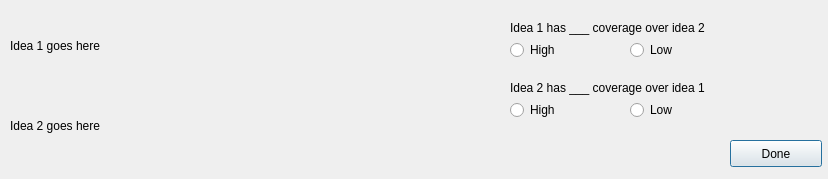
This is src/clusterer/coverage.ui in filkry/crowbrain as Qt 5 draws it before an edit. The edited form follows.
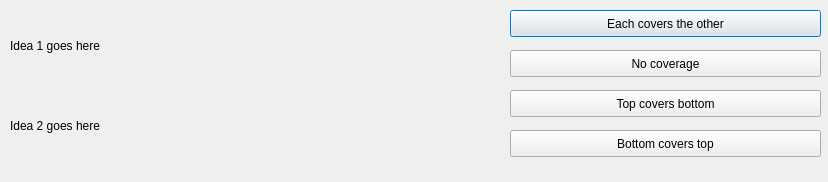
This is the edited form.

```diff
--- a/src/clusterer/coverage.ui
+++ b/src/clusterer/coverage.ui
@@ -7,7 +7,7 @@
     <x>0</x>
     <y>0</y>
     <width>828</width>
-    <height>179</height>
+    <height>182</height>
    </rect>
   </property>
   <property name="windowTitle">
@@ -39,108 +39,57 @@
     <string>Idea 2 goes here</string>
    </property>
   </widget>
-  <widget class="QLabel" name="label">
+  <widget class="QPushButton" name="btn_both_high">
    <property name="geometry">
     <rect>
      <x>510</x>
-     <y>20</y>
+     <y>10</y>
      <width>311</width>
-     <height>16</height>
+     <height>27</height>
     </rect>
    </property>
    <property name="text">
-    <string>Idea 1 has ___ coverage over idea 2</string>
+    <string>Each covers the other</string>
    </property>
   </widget>
-  <widget class="QRadioButton" name="btn_12_high">
+  <widget class="QPushButton" name="btn_both_low">
    <property name="geometry">
     <rect>
      <x>510</x>
-     <y>40</y>
-     <width>106</width>
-     <height>20</height>
-    </rect>
-   </property>
-   <property name="text">
-    <string>High</string>
-   </property>
-   <attribute name="buttonGroup">
-    <string notr="true">btns_idea12</string>
-   </attribute>
-  </widget>
-  <widget class="QRadioButton" name="btn_12_low">
-   <property name="geometry">
-    <rect>
-     <x>630</x>
-     <y>40</y>
-     <width>106</width>
-     <height>20</height>
-    </rect>
-   </property>
-   <property name="text">
-    <string>Low</string>
-   </property>
-   <attribute name="buttonGroup">
-    <string notr="true">btns_idea12</string>
-   </attribute>
-  </widget>
-  <widget class="QPushButton" name="pushButton">
-   <property name="geometry">
-    <rect>
-     <x>730</x>
-     <y>140</y>
-     <width>92</width>
+     <y>50</y>
+     <width>311</width>
      <height>27</height>
     </rect>
    </property>
    <property name="text">
-    <string>Done</string>
+    <string>No coverage</string>
    </property>
   </widget>
-  <widget class="QLabel" name="label_2">
+  <widget class="QPushButton" name="btn_12">
    <property name="geometry">
     <rect>
      <x>510</x>
-     <y>80</y>
+     <y>90</y>
      <width>311</width>
-     <height>16</height>
+     <height>27</height>
     </rect>
    </property>
    <property name="text">
-    <string>Idea 2 has ___ coverage over idea 1</string>
+    <string>Top covers bottom</string>
    </property>
   </widget>
-  <widget class="QRadioButton" name="btn_21_high">
+  <widget class="QPushButton" name="btn_21">
    <property name="geometry">
     <rect>
      <x>510</x>
-     <y>100</y>
-     <width>106</width>
-     <height>20</height>
+     <y>130</y>
+     <width>311</width>
+     <height>27</height>
     </rect>
    </property>
    <property name="text">
-    <string>High</string>
+    <string>Bottom covers top</string>
    </property>
-   <attribute name="buttonGroup">
-    <string notr="true">btns_idea21</string>
-   </attribute>
-  </widget>
-  <widget class="QRadioButton" name="btn_21_low">
-   <property name="geometry">
-    <rect>
-     <x>630</x>
-     <y>100</y>
-     <width>106</width>
-     <height>20</height>
-    </rect>
-   </property>
-   <property name="text">
-    <string>Low</string>
-   </property>
-   <attribute name="buttonGroup">
-    <string notr="true">btns_idea21</string>
-   </attribute>
   </widget>
  </widget>
  <resources/>
```
Left out of the diff: 4 changed lines with no effect on the pictures.
